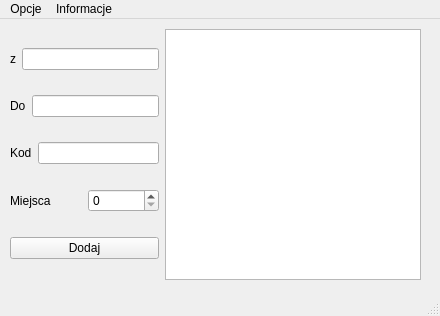
Above: mainwindow.ui from Tmroz21/RRS before the change. Below: the same form after it.
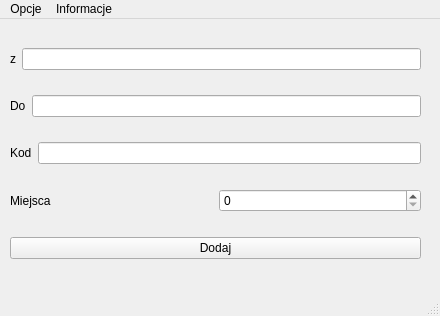
That is the form after the change.

```diff
--- a/mainwindow.ui
+++ b/mainwindow.ui
@@ -91,9 +91,6 @@
        </item>
       </layout>
      </item>
-     <item>
-      <widget class="QListView" name="listView_TrainList"/>
-     </item>
     </layout>
    </widget>
   </widget>
```
Left out of the diff: 2 changed lines with no effect on the pictures.
